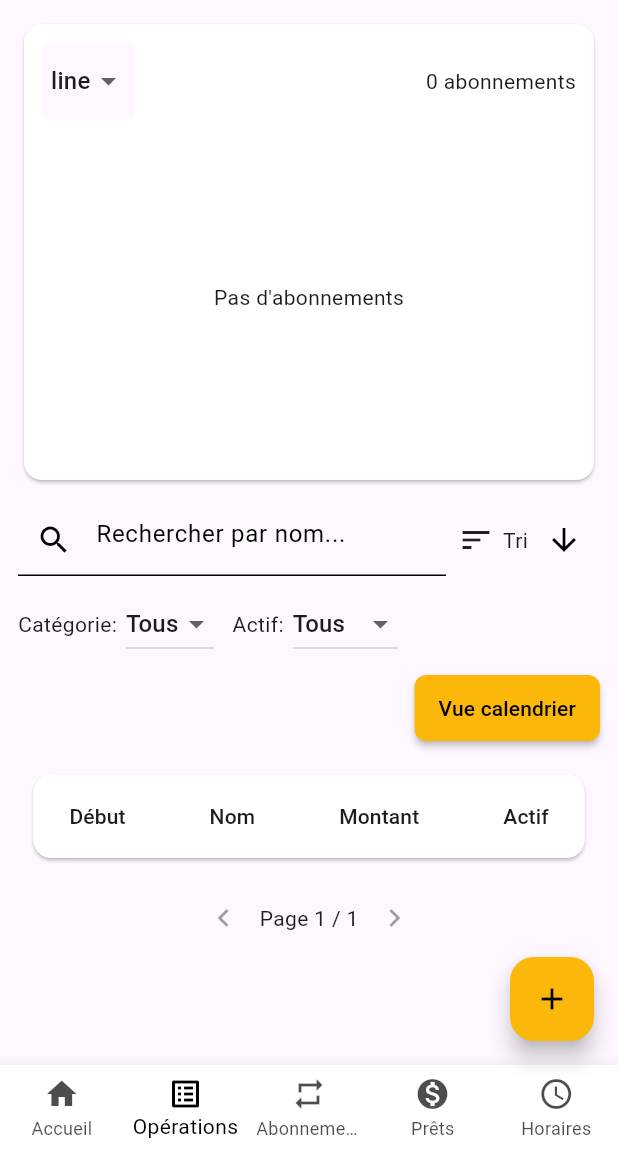
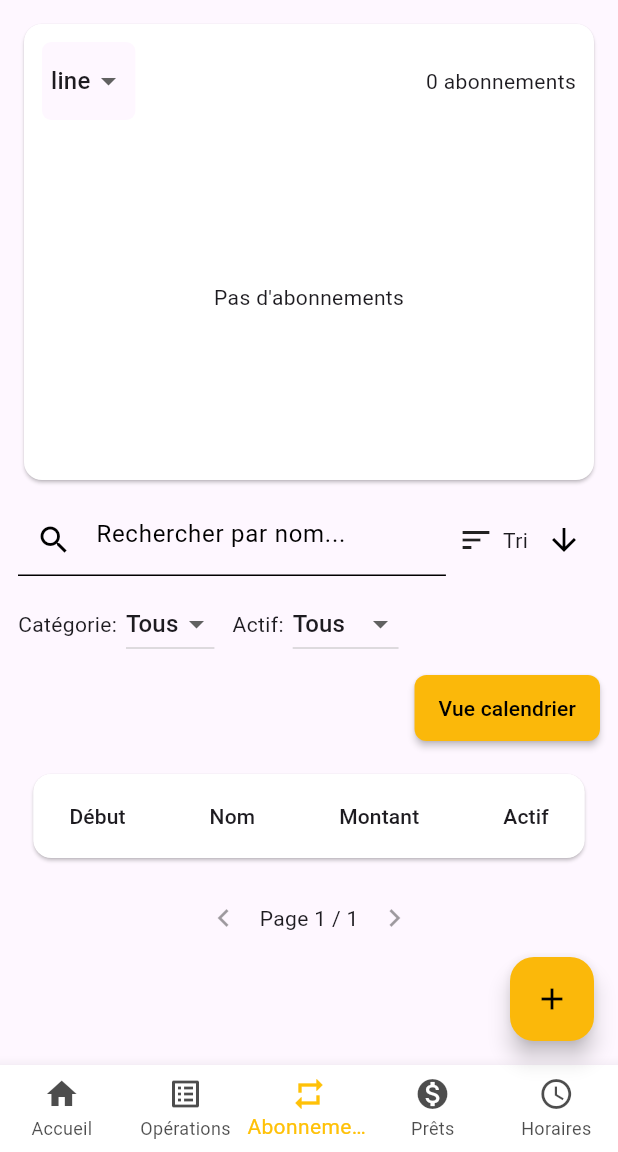
Before and after one commit to FloRobart/econoris_app, a Flutter app: the SubscriptionsPage screen opened by its route, on a phone screen of 412 x 824 dp, the part 84-1236 px from its top. Run offline on Flutter 3.47's test engine with Material 3 defaults, Android fonts, the light colour scheme and no system bars; our stand-ins replace fl_chart, flutter_dotenv, package_info_plus, shared_preferences, table_calendar; accounts and stored records are empty.

Commit message:
correction des onglets

```diff
--- a/lib/pages/placeholder_page.dart
+++ b/lib/pages/placeholder_page.dart
@@ -8,8 +8,10 @@ class PlaceholderPage extends StatelessWidget {
 
   int _indexForTitle() {
     if (title.toLowerCase().contains('opération') || title.toLowerCase().contains('opérations')) return 1;
-    if (title.toLowerCase().contains('prêt') || title.toLowerCase().contains('prêts')) return 2;
-    if (title.toLowerCase().contains('horaire') || title.toLowerCase().contains('horaires')) return 3;
+    // Map titles to the BottomNavigationBar indices:
+    // 0: Accueil, 1: Opérations, 2: Abonnements, 3: Prêts, 4: Horaires
+    if (title.toLowerCase().contains('prêt') || title.toLowerCase().contains('prêts')) return 3;
+    if (title.toLowerCase().contains('horaire') || title.toLowerCase().contains('horaires')) return 4;
     return 0;
   }
 
--- a/lib/pages/profile_page.dart
+++ b/lib/pages/profile_page.dart
@@ -159,8 +159,10 @@ class _ProfilePageState extends State<ProfilePage> {
   @override
   Widget build(BuildContext context) {
     return AppScaffold(
-      // Profile is not part of the bottom navigation anymore; keep default index (0)
-      currentIndex: 0,
+      // Profile is not part of the bottom navigation anymore; indicate this
+      // by passing null so AppScaffold will highlight the profile instead
+      // of any bottom tab.
+      currentIndex: null,
       body: _loading
           ? const Center(child: CircularProgressIndicator())
           : SingleChildScrollView(
--- a/lib/pages/subscriptions_page.dart
+++ b/lib/pages/subscriptions_page.dart
@@ -6,7 +6,6 @@ import 'package:shared_preferences/shared_preferences.dart';
 // date formatting handled by SubscriptionsTable
 
 import '../models/subscription.dart';
-import '../models/operation.dart';
 import '../services/api_service.dart';
 import '../widgets/app_scaffold.dart';
 import '../navigation/app_routes.dart';
@@ -140,7 +139,8 @@ class _SubscriptionsPageState extends State<SubscriptionsPage> {
     final theme = Theme.of(context);
 
     return AppScaffold(
-      currentIndex: 1,
+      // Subscriptions tab index is 2 (0: Accueil, 1: Opérations, 2: Abonnements, 3: Prêts, 4: Horaires)
+      currentIndex: 2,
       onProfilePressed: (ctx) => Navigator.of(ctx).pushNamed(AppRoutes.profile).then((_) => _init()),
       floatingActionButton: AddOperationFab(
         subscriptions: _subscriptions,
--- a/lib/widgets/app_scaffold.dart
+++ b/lib/widgets/app_scaffold.dart
@@ -11,7 +11,9 @@ import '../navigation/app_routes.dart';
 /// and BottomNavigationBar used across the app.
 class AppScaffold extends StatelessWidget {
   final Widget body;
-  final int currentIndex;
+  // currentIndex may be null to indicate the profile view (no bottom tab
+  // should be highlighted). When omitted, it defaults to 0.
+  final int? currentIndex;
   /// If provided, called with the BuildContext when the Profil button is tapped.
   /// Otherwise a default Navigator.pushNamed('/profile') is used.
   final void Function(BuildContext context)? onProfilePressed;
@@ -48,6 +50,12 @@ class AppScaffold extends StatelessWidget {
     // color for unselected bottom navigation items.
     final Color foreground = Theme.of(context).colorScheme.onSurface;
     final Color unselectedForeground = foreground.withAlpha((0.7 * 255).toInt());
+    final bool isProfileSelected = currentIndex == null;
+    // When profile is selected we want the profile name/icon to be amber
+    // and no bottom navigation item should appear selected. We achieve that
+    // by using the unselected color as the BottomNavigationBar selected color
+    // so visually none stands out.
+    final Color profileHighlightColor = isProfileSelected ? Colors.amber : foreground;
     final TextStyle? titleStyle = Theme.of(context).textTheme.titleLarge?.copyWith(color: foreground);
 
     return Scaffold(
@@ -71,8 +79,9 @@ class AppScaffold extends StatelessWidget {
             Padding(
               padding: const EdgeInsets.only(right: 8.0),
               child: Builder(builder: (ctx) {
-                // Small text style for name to avoid truncation in the AppBar
-                final TextStyle? nameStyle = Theme.of(ctx).textTheme.titleMedium?.copyWith(color: foreground, fontSize: 14);
+                // Small text style for name to avoid truncation in the AppBar.
+                // Use `profileHighlightColor` when the profile is the active view.
+                final TextStyle? nameStyle = Theme.of(ctx).textTheme.titleMedium?.copyWith(color: profileHighlightColor, fontSize: 14);
 
                 final Future<String?> displayFuture = (() async {
                   try {
@@ -115,7 +124,7 @@ class AppScaffold extends StatelessWidget {
                         child: Center(child: Text(display, style: nameStyle, overflow: TextOverflow.ellipsis)),
                       ));
                     }
-                    children.add(Icon(Icons.person, color: foreground));
+                    children.add(Icon(Icons.person, color: profileHighlightColor));
 
                     return InkWell(
                       onTap: openProfile,
@@ -134,7 +143,7 @@ class AppScaffold extends StatelessWidget {
       body: body,
   floatingActionButton: floatingActionButton,
       bottomNavigationBar: BottomNavigationBar(
-        currentIndex: currentIndex,
+  currentIndex: currentIndex ?? 0,
         onTap: (i) {
           if (onBottomNavTap != null) {
             onBottomNavTap!(context, i);
@@ -145,7 +154,10 @@ class AppScaffold extends StatelessWidget {
   // Use the theme's surface as background and explicit colors for
   // selected/unselected items so they remain readable in both themes.
   backgroundColor: Theme.of(context).colorScheme.surface,
-        selectedItemColor: foreground,
+  // If profile is selected (currentIndex == null) we don't want any
+  // bottom item to appear highlighted — use the unselected color as
+  // the "selected" color in that case. Otherwise highlight with amber.
+  selectedItemColor: isProfileSelected ? unselectedForeground : Colors.amber,
   unselectedItemColor: unselectedForeground,
         type: BottomNavigationBarType.fixed,
         items: const [
```
Lines whose indentation alone changed are shown as unchanged.
